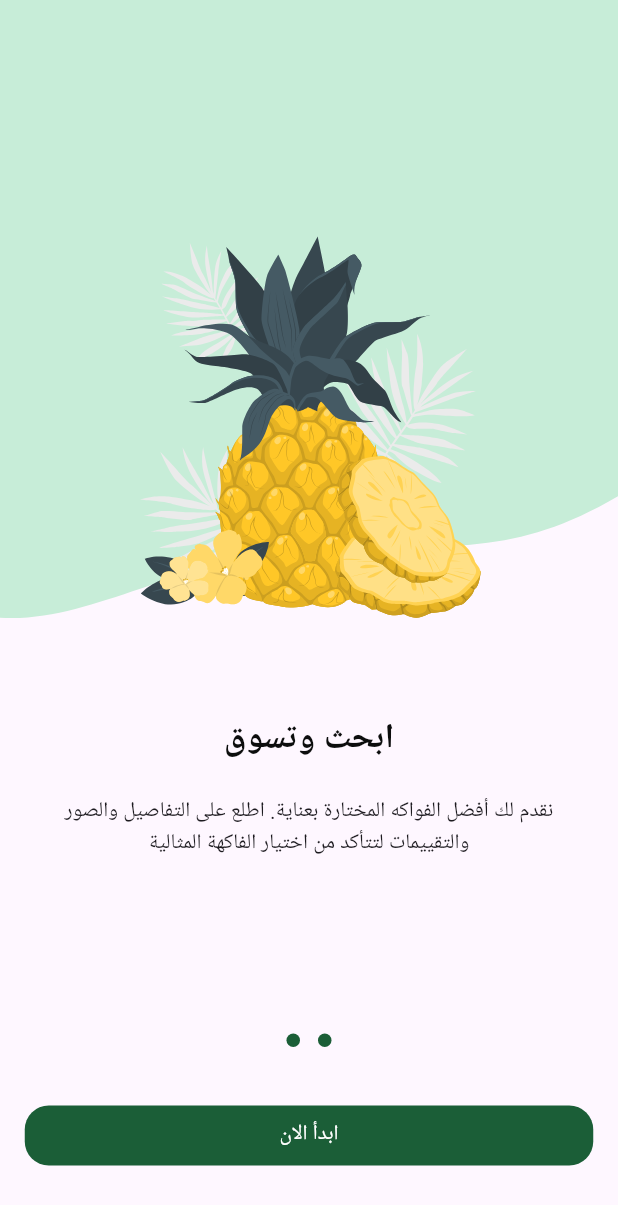
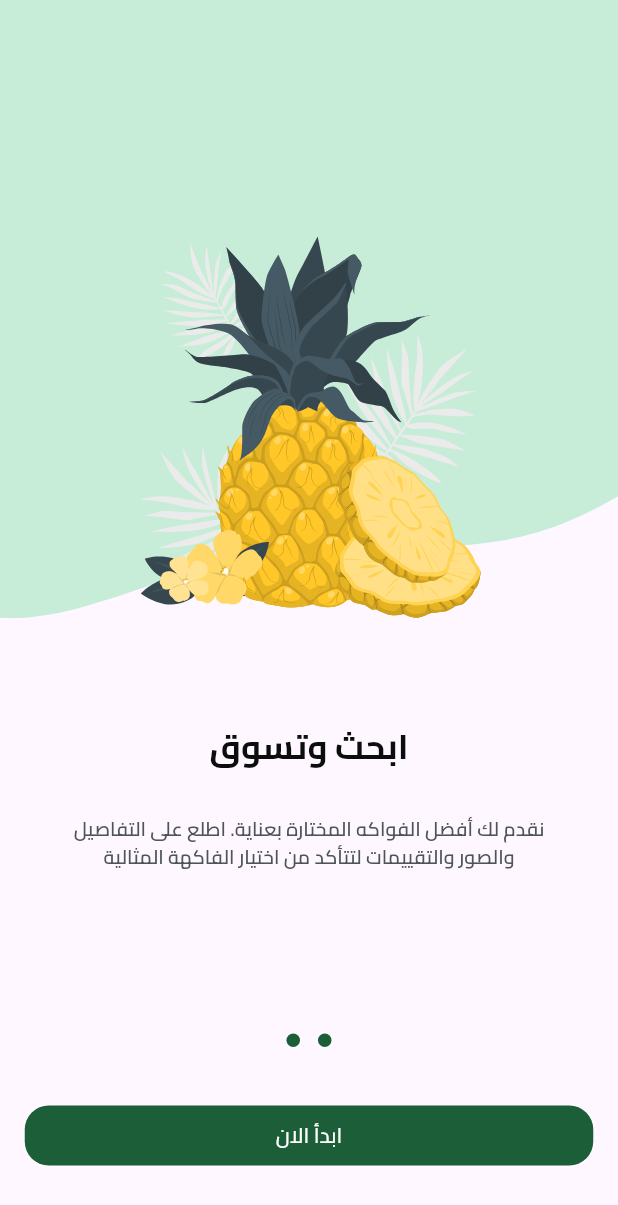
Before and after one commit to seifmoustafa/Fruit-Hub, a Flutter app: the screen it shows after launch, swiped to page 2, on a phone screen of 412 x 824 dp. Shown: the top 1205 px of the screen. Run offline on Flutter 3.47's test engine with Material 3 defaults, Android fonts, the phone set to English and light mode, and no system bars; drawn by our look-alikes of dots_indicator; our stand-ins replace flutter_svg.

Commit message:
`Refactored color constants and text styles across the project`

```diff
--- a/lib/core/utils/app_color_styles.dart
+++ /dev/null
@@ -1,91 +0,0 @@
-import 'package:flutter/material.dart';
-
-abstract class AppColors {
-  static const Color grayscale500 = Color(0xff4e5556);
-
-  static const Color grayscale50 = Color(0xfff2f3f3);
-
-  static const Color grayscale950 = Color(0xff0c0d0d);
-
-  static const Color grayscale100 = Color(0xffe4e6e7);
-
-  static const Color grayscale200 = Color(0xffcacece);
-
-  static const Color grayscale300 = Color(0xffafb5b6);
-
-  static const Color grayscale400 = Color(0xff949d9e);
-
-  static const Color grayscale600 = Color(0xff616a6b);
-
-  static const Color grayscale700 = Color(0xff494f50);
-
-  static const Color grayscale800 = Color(0xff313535);
-
-  static const Color grayscale900 = Color(0xff181a1b);
-
-  static const Color green500 = Color(0xff6cdc46);
-
-  static const Color green50 = Color(0xffeefbea);
-
-  static const Color green950 = Color(0xff081504);
-
-  static const Color green100 = Color(0xffddf7d4);
-
-  static const Color green200 = Color(0xffbbefa9);
-
-  static const Color green300 = Color(0xff98e77e);
-
-  static const Color green400 = Color(0xff76df53);
-
-  static const Color green600 = Color(0xff43ac20);
-
-  static const Color green700 = Color(0xff328118);
-
-  static const Color green800 = Color(0xff225610);
-
-  static const Color green900 = Color(0xff112b08);
-
-  static const Color orange500 = Color(0xfff4a91f);
-
-  static const Color orange50 = Color(0xfffef6e7);
-
-  static const Color orange950 = Color(0xff181001);
-
-  static const Color orange100 = Color(0xfffdecce);
-
-  static const Color orange200 = Color(0xfffada9e);
-
-  static const Color orange300 = Color(0xfff8c76d);
-
-  static const Color orange400 = Color(0xfff5b53d);
-
-  static const Color orange600 = Color(0xffc2820a);
-
-  static const Color orange700 = Color(0xff926107);
-
-  static const Color orange800 = Color(0xff614105);
-
-  static const Color orange900 = Color(0xff312002);
-
-  static const Color green1500 = Color(0xff1b5e37);
-
-  static const Color green150 = Color(0xffebf9f1);
-
-  static const Color green1950 = Color(0xff06140c);
-
-  static const Color green1100 = Color(0xffd7f4e3);
-
-  static const Color green1200 = Color(0xffb0e8c7);
-
-  static const Color green1300 = Color(0xff88ddab);
-
-  static const Color green1400 = Color(0xff60d290);
-
-  static const Color green1600 = Color(0xff2d9f5d);
-
-  static const Color green1700 = Color(0xff227745);
-
-  static const Color green1800 = Color(0xff174f2e);
-
-  static const Color green1900 = Color(0xff0b2817);
-}
--- a/lib/core/utils/app_colors.dart
+++ b/lib/core/utils/app_colors.dart
@@ -2,6 +2,88 @@ import 'package:flutter/material.dart';
 
 abstract class AppColors {
   static const Color primaryColor = Color(0xff1B5E37);
-  // static const Color secondaryColor = Color(0xff000000);
-  // static const Color backgroundColor = Color(0xffF5F5F5);
+  static const Color secondaryColor = Color(0xffF4A91F);
+  static const Color grayscale500 = Color(0xff4e5556);
+
+  static const Color grayscale50 = Color(0xfff2f3f3);
+
+  static const Color grayscale950 = Color(0xff0c0d0d);
+
+  static const Color grayscale100 = Color(0xffe4e6e7);
+
+  static const Color grayscale200 = Color(0xffcacece);
+
+  static const Color grayscale300 = Color(0xffafb5b6);
+
+  static const Color grayscale400 = Color(0xff949d9e);
+
+  static const Color grayscale600 = Color(0xff616a6b);
+
+  static const Color grayscale700 = Color(0xff494f50);
+
+  static const Color grayscale800 = Color(0xff313535);
+
+  static const Color grayscale900 = Color(0xff181a1b);
+
+  static const Color green500 = Color(0xff6cdc46);
+
+  static const Color green50 = Color(0xffeefbea);
+
+  static const Color green950 = Color(0xff081504);
+
+  static const Color green100 = Color(0xffddf7d4);
+
+  static const Color green200 = Color(0xffbbefa9);
+
+  static const Color green300 = Color(0xff98e77e);
+
+  static const Color green400 = Color(0xff76df53);
+
+  static const Color green600 = Color(0xff43ac20);
+
+  static const Color green700 = Color(0xff328118);
+
+  static const Color green800 = Color(0xff225610);
+
+  static const Color green900 = Color(0xff112b08);
+
+  static const Color orange50 = Color(0xfffef6e7);
+
+  static const Color orange950 = Color(0xff181001);
+
+  static const Color orange100 = Color(0xfffdecce);
+
+  static const Color orange200 = Color(0xfffada9e);
+
+  static const Color orange300 = Color(0xfff8c76d);
+
+  static const Color orange400 = Color(0xfff5b53d);
+
+  static const Color orange600 = Color(0xffc2820a);
+
+  static const Color orange700 = Color(0xff926107);
+
+  static const Color orange800 = Color(0xff614105);
+
+  static const Color orange900 = Color(0xff312002);
+
+  static const Color green150 = Color(0xffebf9f1);
+
+  static const Color green1950 = Color(0xff06140c);
+
+  static const Color green1100 = Color(0xffd7f4e3);
+
+  static const Color green1200 = Color(0xffb0e8c7);
+
+  static const Color green1300 = Color(0xff88ddab);
+
+  static const Color green1400 = Color(0xff60d290);
+
+  static const Color green1600 = Color(0xff2d9f5d);
+
+  static const Color green1700 = Color(0xff227745);
+
+  static const Color green1800 = Color(0xff174f2e);
+
+  static const Color green1900 = Color(0xff0b2817);
 }
--- a/lib/core/utils/app_text_styles.dart
+++ b/lib/core/utils/app_text_styles.dart
@@ -1,6 +1,6 @@
 import 'package:flutter/material.dart';
 
-abstract class AppTextStyles {
+abstract class TextStyles {
   // Size 11
   static const TextStyle regular11 = TextStyle(
     fontSize: 11,
--- a/lib/features/on_boarding/presentation/views/widgets/on_boarding_page_view.dart
+++ b/lib/features/on_boarding/presentation/views/widgets/on_boarding_page_view.dart
@@ -1,5 +1,7 @@
 import 'package:flutter/material.dart';
+import 'package:fruit_hub/core/utils/app_colors.dart';
 import 'package:fruit_hub/core/utils/app_images.dart';
+import 'package:fruit_hub/core/utils/app_text_styles.dart';
 import 'package:fruit_hub/features/on_boarding/presentation/views/widgets/page_view_item.dart';
 
 class OnBoardingPageView extends StatelessWidget {
@@ -18,15 +20,19 @@ class OnBoardingPageView extends StatelessWidget {
           image: Assets.imagesPageViewItem1Image,
           subtitle:
               'اكتشف تجربة تسوق فريدة مع FruitHUB. استكشف مجموعتنا الواسعة من الفواكه الطازجة الممتازة واحصل على أفضل العروض والجودة العالية.',
-          title: const Row(
+          title: Row(
             mainAxisAlignment: MainAxisAlignment.center,
             children: [
-              Text("مرحبًا بك في"),
+              Text("مرحبًا بك في", style: TextStyles.bold23),
               Text(
-                " Fruit",
+                "   HUB",
+                style:
+                    TextStyles.bold23.copyWith(color: AppColors.secondaryColor),
               ),
               Text(
-                " HUB",
+                "Fruit",
+                style:
+                    TextStyles.bold23.copyWith(color: AppColors.primaryColor),
               ),
             ],
           ),
--- a/lib/features/on_boarding/presentation/views/widgets/page_view_item.dart
+++ b/lib/features/on_boarding/presentation/views/widgets/page_view_item.dart
@@ -1,5 +1,7 @@
 import 'package:flutter/material.dart';
 import 'package:flutter_svg/flutter_svg.dart';
+import 'package:fruit_hub/core/utils/app_colors.dart';
+import 'package:fruit_hub/core/utils/app_text_styles.dart';
 
 class PageViewItem extends StatelessWidget {
   const PageViewItem(
@@ -38,12 +40,13 @@ class PageViewItem extends StatelessWidget {
               ),
               Visibility(
                 visible: isVisible,
-                child: const Padding(
+                child: Padding(
                   padding: EdgeInsets.all(16.0),
                   child: SafeArea(
                     child: Text(
                       "تخطي",
-                      style: TextStyle(color: Colors.black),
+                      style: TextStyles.regular13
+                          .copyWith(color: AppColors.grayscale400),
                     ),
                   ),
                 ),
@@ -59,10 +62,12 @@ class PageViewItem extends StatelessWidget {
           height: 24,
         ),
         Padding(
-          padding: const EdgeInsets.symmetric(horizontal: 16.0),
+          padding: const EdgeInsets.symmetric(horizontal: 37.0),
           child: Text(
             subtitle,
             textAlign: TextAlign.center,
+            style:
+                TextStyles.semiBold13.copyWith(color: AppColors.grayscale500),
           ),
         ),
       ],
--- a/lib/main.dart
+++ b/lib/main.dart
@@ -14,6 +14,7 @@ class FruitHub extends StatelessWidget {
   @override
   Widget build(BuildContext context) {
     return MaterialApp(
+      theme: ThemeData(fontFamily: 'Cairo'),
       localizationsDelegates: const [
         S.delegate,
         GlobalMaterialLocalizations.delegate,
```
Also changed, not shown: pubspec.yaml (+10 -6 lines).
